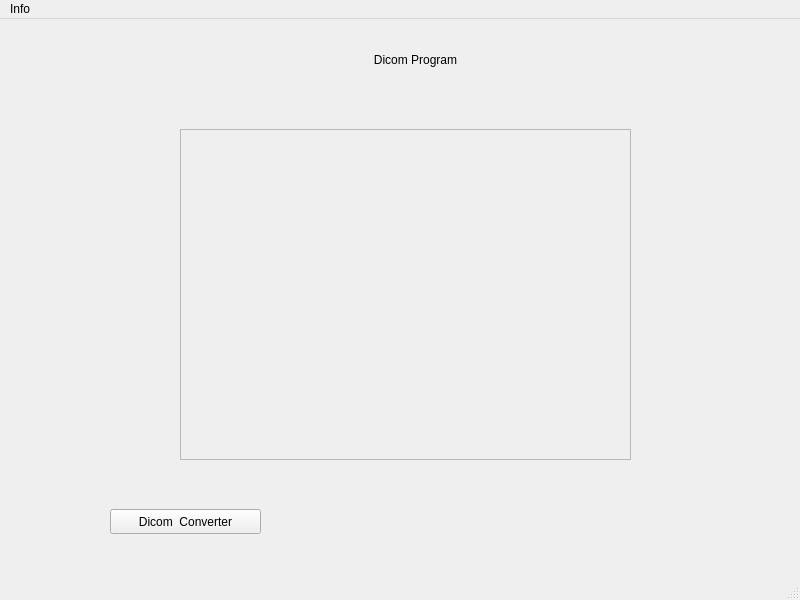
The window that MainWindow/src/MainWindow/mainwindow.ui (Rodelph/Dicom-Image-Converter) describes before a commit, drawn with Qt 5.
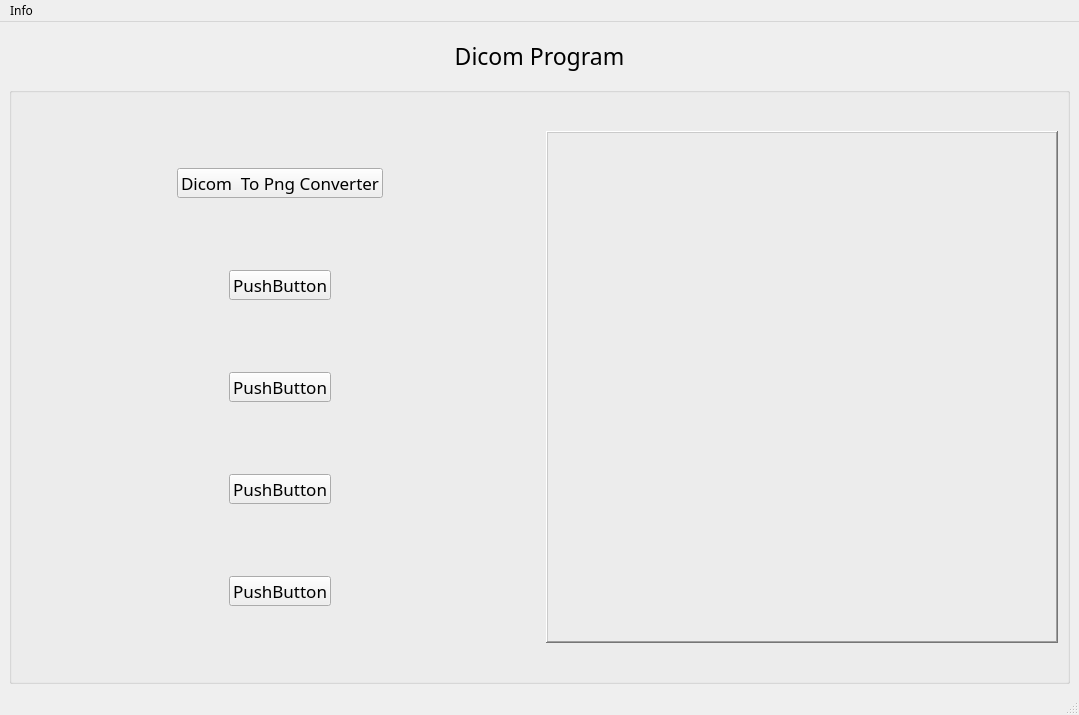
The same window after the commit.

Commit message: fixed main window ui res

```diff
--- a/MainWindow/src/MainWindow/mainwindow.ui
+++ b/MainWindow/src/MainWindow/mainwindow.ui
@@ -6,67 +6,189 @@
    <rect>
     <x>0</x>
     <y>0</y>
-    <width>800</width>
-    <height>600</height>
+    <width>1079</width>
+    <height>715</height>
    </rect>
   </property>
+  <property name="font">
+   <font>
+    <family>Waree</family>
+   </font>
+  </property>
   <property name="windowTitle">
    <string>MainWindow</string>
   </property>
   <widget class="QWidget" name="centralwidget">
-   <widget class="QPushButton" name="procBtn">
-    <property name="geometry">
-     <rect>
-      <x>110</x>
-      <y>490</y>
-      <width>151</width>
-      <height>25</height>
-     </rect>
-    </property>
-    <property name="text">
-     <string>Dicom  Converter</string>
-    </property>
-   </widget>
-   <widget class="QLabel" name="label">
-    <property name="geometry">
-     <rect>
-      <x>320</x>
-      <y>20</y>
-      <width>191</width>
-      <height>41</height>
-     </rect>
-    </property>
-    <property name="text">
-     <string>Dicom Program</string>
-    </property>
-    <property name="alignment">
-     <set>Qt::AlignCenter</set>
-    </property>
-   </widget>
-   <widget class="QFrame" name="frame">
-    <property name="geometry">
-     <rect>
-      <x>180</x>
-      <y>110</y>
-      <width>451</width>
-      <height>331</height>
-     </rect>
-    </property>
-    <property name="frameShape">
-     <enum>QFrame::StyledPanel</enum>
-    </property>
-    <property name="frameShadow">
-     <enum>QFrame::Raised</enum>
-    </property>
-   </widget>
+   <property name="enabled">
+    <bool>true</bool>
+   </property>
+   <property name="autoFillBackground">
+    <bool>false</bool>
+   </property>
+   <layout class="QVBoxLayout" name="verticalLayout_2">
+    <item>
+     <layout class="QVBoxLayout" name="verticalLayout">
+      <item>
+       <widget class="QLabel" name="label_2">
+        <property name="maximumSize">
+         <size>
+          <width>16777215</width>
+          <height>50</height>
+         </size>
+        </property>
+        <property name="font">
+         <font>
+          <family>Waree</family>
+          <pointsize>17</pointsize>
+         </font>
+        </property>
+        <property name="text">
+         <string>Dicom Program</string>
+        </property>
+        <property name="alignment">
+         <set>Qt::AlignCenter</set>
+        </property>
+       </widget>
+      </item>
+      <item>
+       <widget class="QGroupBox" name="groupBox">
+        <property name="font">
+         <font>
+          <family>Waree</family>
+          <pointsize>13</pointsize>
+         </font>
+        </property>
+        <property name="title">
+         <string/>
+        </property>
+        <property name="alignment">
+         <set>Qt::AlignCenter</set>
+        </property>
+        <layout class="QHBoxLayout" name="horizontalLayout_2">
+         <item>
+          <layout class="QHBoxLayout" name="horizontalLayout">
+           <item>
+            <layout class="QVBoxLayout" name="verticalLayout_3">
+             <item alignment="Qt::AlignHCenter">
+              <widget class="QPushButton" name="procBtn">
+               <property name="maximumSize">
+                <size>
+                 <width>300</width>
+                 <height>30</height>
+                </size>
+               </property>
+               <property name="text">
+                <string>Dicom  To Png Converter</string>
+               </property>
+              </widget>
+             </item>
+             <item alignment="Qt::AlignHCenter">
+              <widget class="QPushButton" name="pushButton">
+               <property name="maximumSize">
+                <size>
+                 <width>300</width>
+                 <height>30</height>
+                </size>
+               </property>
+               <property name="text">
+                <string>PushButton</string>
+               </property>
+              </widget>
+             </item>
+             <item alignment="Qt::AlignHCenter">
+              <widget class="QPushButton" name="pushButton_2">
+               <property name="maximumSize">
+                <size>
+                 <width>300</width>
+                 <height>30</height>
+                </size>
+               </property>
+               <property name="text">
+                <string>PushButton</string>
+               </property>
+              </widget>
+             </item>
+             <item alignment="Qt::AlignHCenter">
+              <widget class="QPushButton" name="pushButton_4">
+               <property name="maximumSize">
+                <size>
+                 <width>300</width>
+                 <height>30</height>
+                </size>
+               </property>
+               <property name="text">
+                <string>PushButton</string>
+               </property>
+              </widget>
+             </item>
+             <item alignment="Qt::AlignHCenter">
+              <widget class="QPushButton" name="pushButton_3">
+               <property name="maximumSize">
+                <size>
+                 <width>300</width>
+                 <height>30</height>
+                </size>
+               </property>
+               <property name="text">
+                <string>PushButton</string>
+               </property>
+              </widget>
+             </item>
+            </layout>
+           </item>
+           <item>
+            <widget class="QLabel" name="label">
+             <property name="minimumSize">
+              <size>
+               <width>512</width>
+               <height>512</height>
+              </size>
+             </property>
+             <property name="maximumSize">
+              <size>
+               <width>512</width>
+               <height>512</height>
+              </size>
+             </property>
+             <property name="font">
+              <font>
+               <family>Yrsa SemiBold</family>
+               <pointsize>13</pointsize>
+              </font>
+             </property>
+             <property name="frameShape">
+              <enum>QFrame::WinPanel</enum>
+             </property>
+             <property name="frameShadow">
+              <enum>QFrame::Raised</enum>
+             </property>
+             <property name="text">
+              <string/>
+             </property>
+             <property name="scaledContents">
+              <bool>false</bool>
+             </property>
+             <property name="alignment">
+              <set>Qt::AlignCenter</set>
+             </property>
+            </widget>
+           </item>
+          </layout>
+         </item>
+        </layout>
+       </widget>
+      </item>
+     </layout>
+    </item>
+   </layout>
   </widget>
   <widget class="QMenuBar" name="menubar">
    <property name="geometry">
     <rect>
      <x>0</x>
      <y>0</y>
-     <width>800</width>
-     <height>22</height>
+     <width>1079</width>
+     <height>31</height>
     </rect>
    </property>
    <widget class="QMenu" name="menuInfo">
```
The commit also changes 5 other files.
